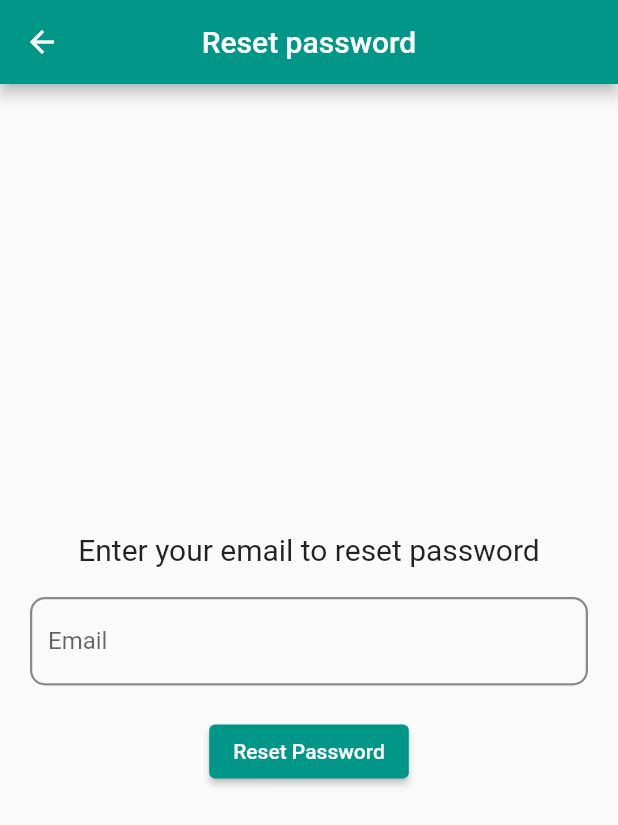
After one commit to CharlesMuchogo/daktari, a Flutter app: the ResetPassword screen opened directly, on a phone screen of 412 x 824 dp. The commit adds this screen. Shown: the top 825 px of the screen. Run offline on Flutter 3.47's test engine with Material 2 defaults, Android fonts, the phone set to English and light mode, and no system bars; our stand-ins replace cloud_firestore, firebase_auth, firebase_core, firebase_storage, image_cropper, image_picker; missing offline and left inert: internationalization; accounts and stored records are empty; network calls fail.

Commit message:
Reset Password Added

```diff
--- /dev/null
+++ b/lib/pages/resetpassword.dart
@@ -0,0 +1,107 @@
+import 'package:firebase_auth/firebase_auth.dart';
+import 'package:flutter/material.dart';
+
+class ResetPassword extends StatelessWidget {
+  TextEditingController resetPassword = TextEditingController();
+  Future _resetPassword(BuildContext context) async {
+    try {
+      await FirebaseAuth.instance
+          .sendPasswordResetEmail(email: resetPassword.text.trim());
+      return showDialog(
+          context: context,
+          builder: (context) {
+            return AlertDialog(
+              title: Text(
+                "Success",
+                style: TextStyle(color: Colors.green),
+              ),
+              content: Text(
+                "Password reset email has been sent. Check your mail. If you don't see the mail in your inbox, check your spam folder",
+              ),
+              actions: [
+                MaterialButton(
+                  onPressed: () {
+                    Navigator.pop(context);
+                  },
+                  child: Text("Okay", style: TextStyle(color: Colors.blue)),
+                )
+              ],
+            );
+          });
+    } on FirebaseAuthException catch (e) {
+      showDialog(
+          context: context,
+          builder: (context) {
+            return AlertDialog(
+              title: Text("Failed!", style: TextStyle(color: Colors.red)),
+              content: Text(
+                e.message.toString(),
+              ),
+              actions: [
+                MaterialButton(
+                  onPressed: () {
+                    Navigator.pop(context);
+                  },
+                  child: Text("Okay", style: TextStyle(color: Colors.blue)),
+                )
+              ],
+            );
+          });
+    }
+  }
+
+  @override
+  Widget build(BuildContext context) {
+    return Scaffold(
+      appBar: AppBar(
+        title: Text("Reset password"),
+        centerTitle: true,
+      ),
+      body: Center(
+        child: SingleChildScrollView(
+          child: Column(
+            mainAxisAlignment: MainAxisAlignment.center,
+            children: [
+              Text(
+                "Enter your email to reset password",
+                style: TextStyle(fontSize: 20),
+              ),
+              Padding(
+                padding: const EdgeInsets.all(20.0),
+                child: TextField(
+                  decoration: InputDecoration(
+                    labelText: 'Email',
+                    focusedBorder: OutlineInputBorder(
+                      borderRadius: BorderRadius.circular(10.0),
+                      borderSide: BorderSide(color: Colors.teal),
+                    ),
+                    border: OutlineInputBorder(
+                      borderRadius: BorderRadius.circular(10.0),
+                      borderSide: BorderSide(
+                        color: Colors.black,
+                        width: 1.5,
+                      ),
+                    ),
+                    enabledBorder: OutlineInputBorder(
+                      borderRadius: BorderRadius.circular(10),
+                      borderSide: BorderSide(
+                        color: Colors.black45,
+                        width: 1.5,
+                      ),
+                    ),
+                  ),
+                  controller: resetPassword,
+                ),
+              ),
+              ElevatedButton(
+                  onPressed: () {
+                    _resetPassword(context);
+                  },
+                  child: Text("Reset Password"))
+            ],
+          ),
+        ),
+      ),
+    );
+  }
+}
```
Also changed, not shown: lib/pages/profile.dart (+20 -0 lines), lib/pages/updatedetails.dart (+8 -1 lines).
